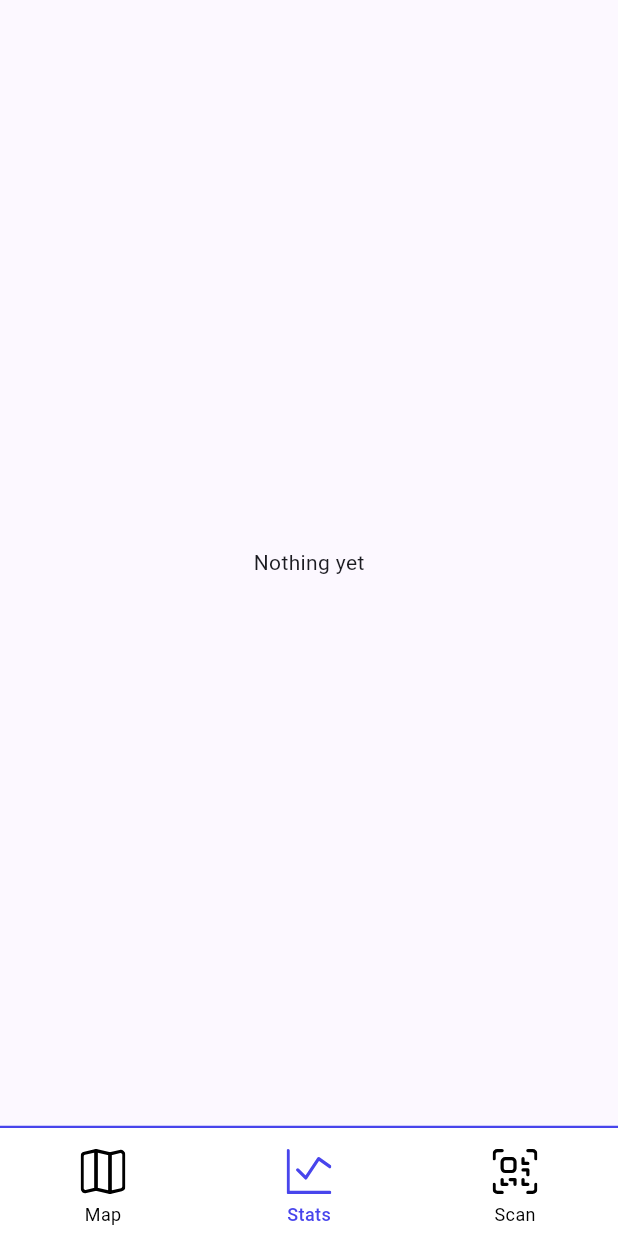
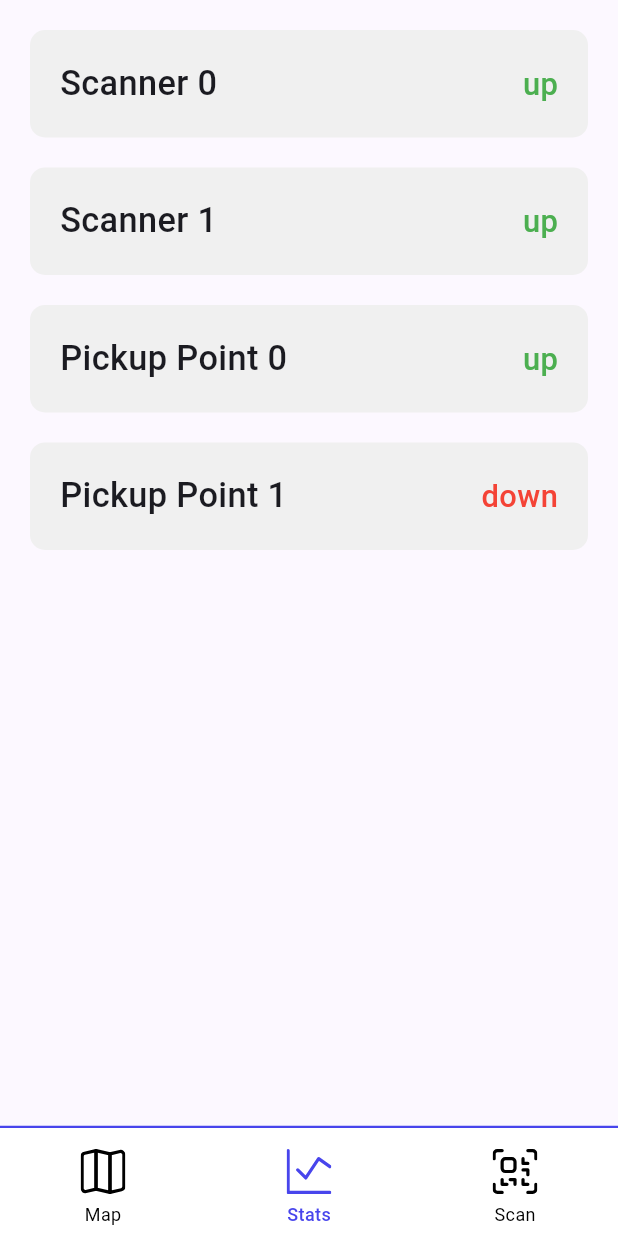
Before and after one commit to Ivanf1/lab-of-iot-app, a Flutter app: the screen it shows after launch, on a phone screen of 412 x 824 dp. Run offline on Flutter 3.47's test engine with Material 3 defaults, Android fonts, the phone set to English and light mode, and no system bars; our stand-ins replace flutter_screenutil, flutter_svg, path_drawing, webview_flutter; missing offline and left inert: mqtt_client.

Commit message:
feat: stats basic page

```diff
--- a/lib/home.dart
+++ b/lib/home.dart
@@ -3,6 +3,7 @@ import 'package:flutter_svg/flutter_svg.dart';
 import 'package:sm_iot_lab/constants/colors.dart';
 import 'package:sm_iot_lab/screens/map/track_map.dart';
 import 'package:sm_iot_lab/screens/scan/screens/cube_scanner_list.dart';
+import 'package:sm_iot_lab/screens/stats/stats.dart';
 
 class HomePage extends StatefulWidget {
   const HomePage({super.key, required this.title});
@@ -22,9 +23,7 @@ class _HomePageState extends State<HomePage> {
   void initState() {
     _widgetOptions = <Widget>[
       TrackMap(),
-      const Center(
-        child: Text("Nothing yet"),
-      ),
+      const Stats(),
       const CubeScannerList(),
     ];
     _pageController = PageController(initialPage: _selectedIndex);
--- a/lib/mqtt/mqtt_service.dart
+++ b/lib/mqtt/mqtt_service.dart
@@ -24,6 +24,8 @@ class MQTTService {
     client.subscribe("sm_iot_lab/pickup_point/+/cube/insert/response");
     client.subscribe("sm_iot_lab/pickup_point/+/cube/+/release/response");
     client.subscribe("sm_iot_lab/cube_scanner/+/cube/scanned");
+    client.subscribe("sm_iot_lab/cube_scanner/+/status");
+    client.subscribe("sm_iot_lab/pickup_point/+/status");
 
     client.registerTopicMessageHandler(
         "cube/insert/response", onCubeInsertedMessage);
@@ -33,6 +35,14 @@ class MQTTService {
         "0/cube/scanned", (String message) => onCubeScanned(0, message));
     client.registerTopicMessageHandler(
         "1/cube/scanned", (String message) => onCubeScanned(1, message));
+    client.registerTopicMessageHandler("cube_scanner/0/status",
+        (String message) => onComponentStatusUpdate(0, 0, message));
+    client.registerTopicMessageHandler("cube_scanner/1/status",
+        (String message) => onComponentStatusUpdate(1, 0, message));
+    client.registerTopicMessageHandler("pickup_point/0/status",
+        (String message) => onComponentStatusUpdate(0, 1, message));
+    client.registerTopicMessageHandler("pickup_point/1/status",
+        (String message) => onComponentStatusUpdate(1, 1, message));
   }
 
   static void onCubeInsertedMessage(String message) {
@@ -47,4 +57,8 @@ class MQTTService {
     currentQRcodeScanned.sink
         .add(CubeScannedMessage(cubeScanner: cubeScanner, message: message));
   }
+
+  static void onComponentStatusUpdate(int position, int type, String message) {
+    print("status update");
+  }
 }
--- /dev/null
+++ b/lib/screens/stats/stats.dart
@@ -0,0 +1,140 @@
+import 'package:flutter/material.dart';
+import 'package:flutter_screenutil/flutter_screenutil.dart';
+import 'package:sm_iot_lab/constants/colors.dart';
+
+class Stats extends StatefulWidget {
+  const Stats({super.key});
+
+  @override
+  State<Stats> createState() => _StatsState();
+}
+
+class _StatsState extends State<Stats> {
+  @override
+  Widget build(BuildContext context) {
+    return Padding(
+      padding: const EdgeInsets.all(20),
+      child: Column(
+        mainAxisSize: MainAxisSize.max,
+        children: [
+          Container(
+            decoration: BoxDecoration(
+              borderRadius: BorderRadius.circular(10),
+              color: AppColors.bgGray,
+            ),
+            height: ScreenUtil().setHeight(60),
+            padding: const EdgeInsets.only(left: 20, right: 20),
+            margin: const EdgeInsets.only(bottom: 20),
+            child: Row(
+              mainAxisAlignment: MainAxisAlignment.spaceBetween,
+              children: [
+                Text(
+                  "Scanner 0",
+                  style: TextStyle(
+                    fontSize: ScreenUtil().setSp(20),
+                    fontWeight: FontWeight.w500,
+                  ),
+                ),
+                Text(
+                  "up",
+                  style: TextStyle(
+                    fontSize: ScreenUtil().setSp(18),
+                    fontWeight: FontWeight.w500,
+                    color: Colors.green,
+                  ),
+                ),
+              ],
+            ),
+          ),
+          Container(
+            decoration: BoxDecoration(
+              borderRadius: BorderRadius.circular(10),
+              color: AppColors.bgGray,
+            ),
+            height: ScreenUtil().setHeight(60),
+            padding: const EdgeInsets.only(left: 20, right: 20),
+            margin: const EdgeInsets.only(bottom: 20),
+            child: Row(
+              mainAxisAlignment: MainAxisAlignment.spaceBetween,
+              children: [
+                Text(
+                  "Scanner 1",
+                  style: TextStyle(
+                    fontSize: ScreenUtil().setSp(20),
+                    fontWeight: FontWeight.w500,
+                  ),
+                ),
+                Text(
+                  "up",
+                  style: TextStyle(
+                    fontSize: ScreenUtil().setSp(18),
+                    fontWeight: FontWeight.w500,
+                    color: Colors.green,
+                  ),
+                ),
+              ],
+            ),
+          ),
+          Container(
+            decoration: BoxDecoration(
+              borderRadius: BorderRadius.circular(10),
+              color: AppColors.bgGray,
+            ),
+            height: ScreenUtil().setHeight(60),
+            padding: const EdgeInsets.only(left: 20, right: 20),
+            margin: const EdgeInsets.only(bottom: 20),
+            child: Row(
+              mainAxisAlignment: MainAxisAlignment.spaceBetween,
+              children: [
+                Text(
+                  "Pickup Point 0",
+                  style: TextStyle(
+                    fontSize: ScreenUtil().setSp(20),
+                    fontWeight: FontWeight.w500,
+                  ),
+                ),
+                Text(
+                  "up",
+                  style: TextStyle(
+                    fontSize: ScreenUtil().setSp(18),
+                    fontWeight: FontWeight.w500,
+                    color: Colors.green,
+                  ),
+                ),
+              ],
+            ),
+          ),
+          Container(
+            decoration: BoxDecoration(
+              borderRadius: BorderRadius.circular(10),
+              color: AppColors.bgGray,
+            ),
+            height: ScreenUtil().setHeight(60),
+            padding: const EdgeInsets.only(left: 20, right: 20),
+            margin: const EdgeInsets.only(bottom: 20),
+            child: Row(
+              mainAxisAlignment: MainAxisAlignment.spaceBetween,
+              children: [
+                Text(
+                  "Pickup Point 1",
+                  style: TextStyle(
+                    fontSize: ScreenUtil().setSp(20),
+                    fontWeight: FontWeight.w500,
+                  ),
+                ),
+                Text(
+                  "down",
+                  style: TextStyle(
+                    fontSize: ScreenUtil().setSp(18),
+                    fontWeight: FontWeight.w500,
+                    color: Colors.red,
+                  ),
+                ),
+              ],
+            ),
+          ),
+        ],
+      ),
+    );
+  }
+}
```
